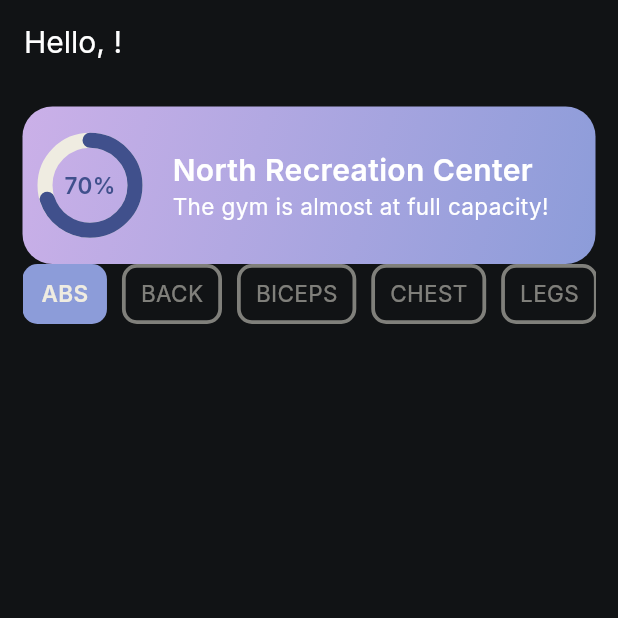
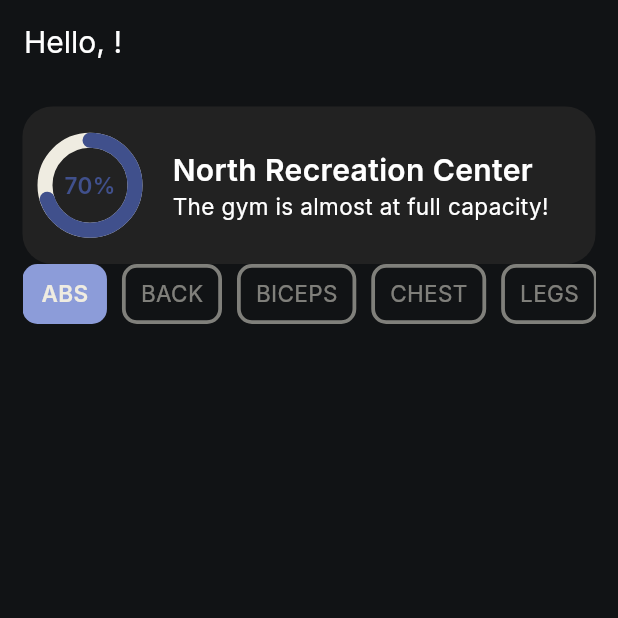
Before and after one commit to trev-org04/repfinder, a Flutter app: the HomePage screen opened by its route, on a phone screen of 412 x 824 dp, the top half of it. Run offline on Flutter 3.47's test engine with Material 3 defaults, Android fonts, the light colour scheme and no system bars; drawn by our look-alikes of percent_indicator; our stand-ins replace flutter_dotenv, google_fonts, supabase_flutter; accounts and stored records are empty.

Commit message:
add offblack

```diff
--- a/repfinder/lib/constants.dart
+++ b/repfinder/lib/constants.dart
@@ -6,4 +6,5 @@ class AppColors {
   static const Color navy = Color(0xFF40508C);
   static const Color black = Color(0xFF111315);
   static const Color white = Color(0xFFEFECE1);
+  static const Color offblack = Color(0xFF222222);
 }
--- a/repfinder/lib/home/home.dart
+++ b/repfinder/lib/home/home.dart
@@ -59,11 +59,7 @@ class _HomePageState extends State<HomePage> {
               height: 105,
               decoration: BoxDecoration(
                 borderRadius: BorderRadius.circular(20),
-                gradient: LinearGradient(
-                  colors: [AppColors.lavender, AppColors.periwinkle],
-                  begin: Alignment.topLeft,
-                  end: Alignment.bottomRight,
-                ),
+                color: AppColors.offblack,
               ),
               child: Padding(
                 padding: const EdgeInsets.all(10),
```
